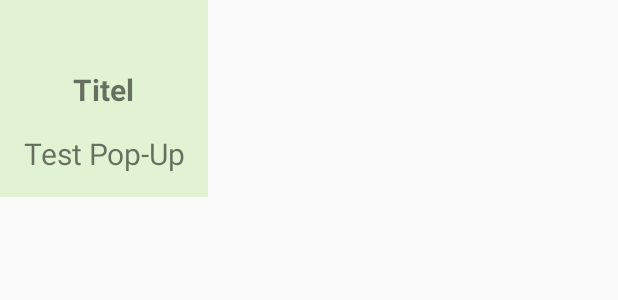
After one commit to Bienchen13/Angebotssucher, an Android app: the layout description_popup.xml on its own in the app's theme, with its tools: preview values and no code run, on a phone screen of 412 x 824 dp. The commit adds this screen. Shown: the top 300 px of the screen. Run offline under Robolectric (Android 15) with nearby library versions, the phone set to English and light mode, and no system bars.

Commit message:
Added Popup Window with closer description and image of offer

```diff
--- a/app/build.gradle
+++ b/app/build.gradle
@@ -23,6 +23,7 @@ dependencies {
     implementation fileTree(dir: 'libs', include: ['*.jar'])
     implementation 'androidx.appcompat:appcompat:1.0.2'
     implementation 'androidx.constraintlayout:constraintlayout:1.1.3'
+    implementation 'com.squareup.picasso:picasso:2.71828'
     testImplementation 'junit:junit:4.12'
     androidTestImplementation 'androidx.test:runner:1.1.1'
     androidTestImplementation 'androidx.test.espresso:espresso-core:3.1.1'
--- /dev/null
+++ b/app/src/main/res/layout/description_popup.xml
@@ -0,0 +1,42 @@
+<?xml version="1.0" encoding="utf-8"?>
+<LinearLayout xmlns:android="http://schemas.android.com/apk/res/android"
+    android:orientation="vertical"
+    android:layout_width="wrap_content"
+    android:layout_height="wrap_content"
+    android:background="#E1F3D2"
+    >
+
+    <ImageView
+        android:id="@+id/popup_image"
+        android:layout_width="wrap_content"
+        android:layout_height="wrap_content"
+        android:layout_gravity="center"
+        android:layout_margin="@dimen/popup_margin"
+        />
+
+    <TextView
+        android:id="@+id/titel_popup_text"
+        android:layout_width="wrap_content"
+        android:layout_height="wrap_content"
+        android:layout_centerInParent="true"
+        android:layout_gravity="center"
+        android:gravity="center"
+        android:layout_margin="@dimen/popup_margin"
+        android:text="Titel"
+        android:textSize="@dimen/offer_text_font_size"
+        android:textStyle="bold" />
+
+    <TextView
+        android:id="@+id/description_popup_text"
+        android:layout_width="wrap_content"
+        android:layout_height="wrap_content"
+        android:textSize="@dimen/offer_text_font_size"
+        android:layout_centerInParent="true"
+        android:layout_gravity="center"
+        android:gravity="center"
+        android:layout_marginRight="@dimen/popup_margin"
+        android:layout_marginLeft="@dimen/popup_margin"
+        android:layout_marginBottom="@dimen/popup_margin"
+        android:text="Test Pop-Up" />
+
+</LinearLayout>
--- a/app/src/main/res/layout/offer_list.xml
+++ b/app/src/main/res/layout/offer_list.xml
@@ -17,6 +17,7 @@
         android:layout_marginEnd="5dp"
         android:padding="5dp"/>
 
+    <!-- Price -->
     <TextView
         android:id="@+id/item_price"
         android:layout_width="wrap_content"
@@ -26,13 +27,13 @@
         android:textSize="@dimen/offer_text_font_size"
         android:text="1,99€" />
 
-    <TextView
+   <!-- <TextView
         android:id="@+id/item_description"
         android:layout_width="wrap_content"
         android:layout_height="wrap_content"
         android:layout_below="@+id/item_title"
         android:textSize="@dimen/offer_text_font_size"
-        android:text="@string/sample_description"/>
+        android:text="@string/sample_description"/>-->
 
 
 </RelativeLayout>
--- a/app/src/main/res/values/dimens.xml
+++ b/app/src/main/res/values/dimens.xml
@@ -6,4 +6,6 @@
     <dimen name="row_padding">15dp</dimen>
     <dimen name="row_elements_margin">15dp</dimen>
     <dimen name="offer_text_font_size">20sp</dimen>
+
+    <dimen name="popup_margin">15dp</dimen>
 </resources>
```
Also changed, not shown: app/src/main/java/de/kathrin/angebote/MainActivity.java (+121 -1 lines), app/src/main/java/de/kathrin/angebote/Offer.java (+7 -1 lines), app/src/main/java/de/kathrin/angebote/OfferArrayAdapter.java (+4 -3 lines), app/src/main/java/de/kathrin/angebote/Utility.java (+118 -97 lines), app/src/main/res/drawable/star.xml (deleted, +0 -8 lines), app/src/main/res/drawable/textview_border.xml (deleted, +0 -9 lines).
